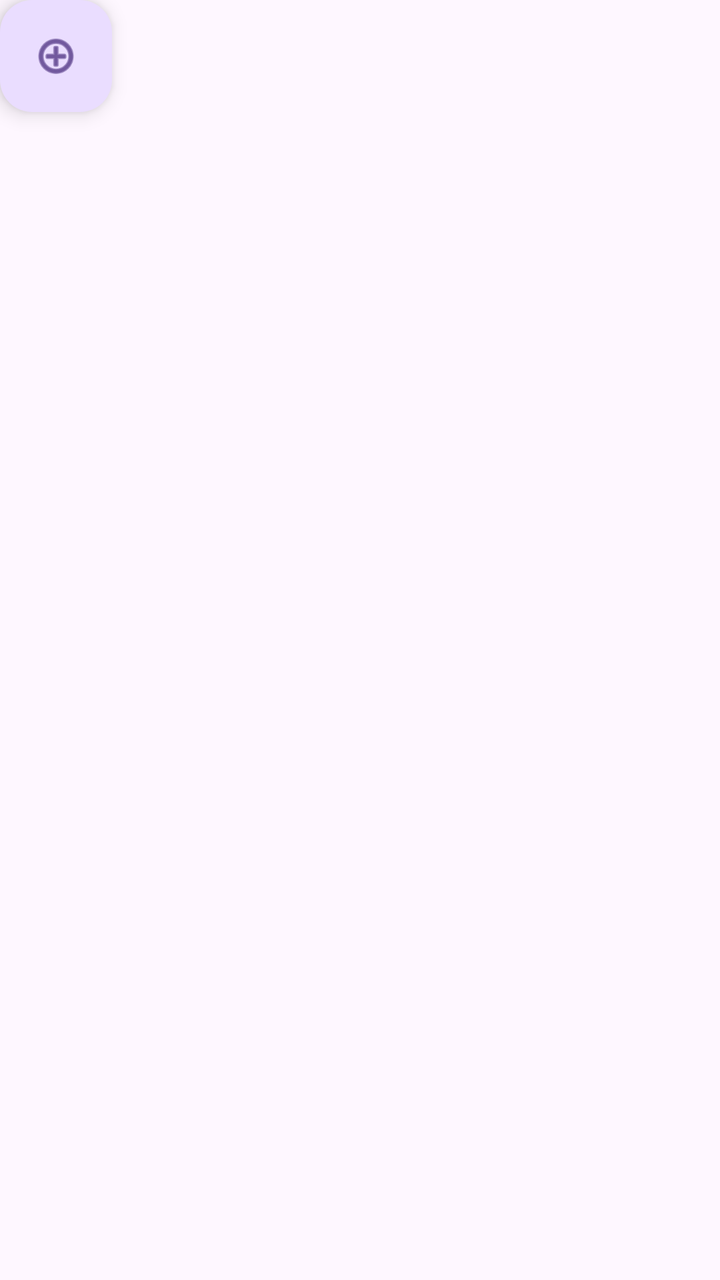
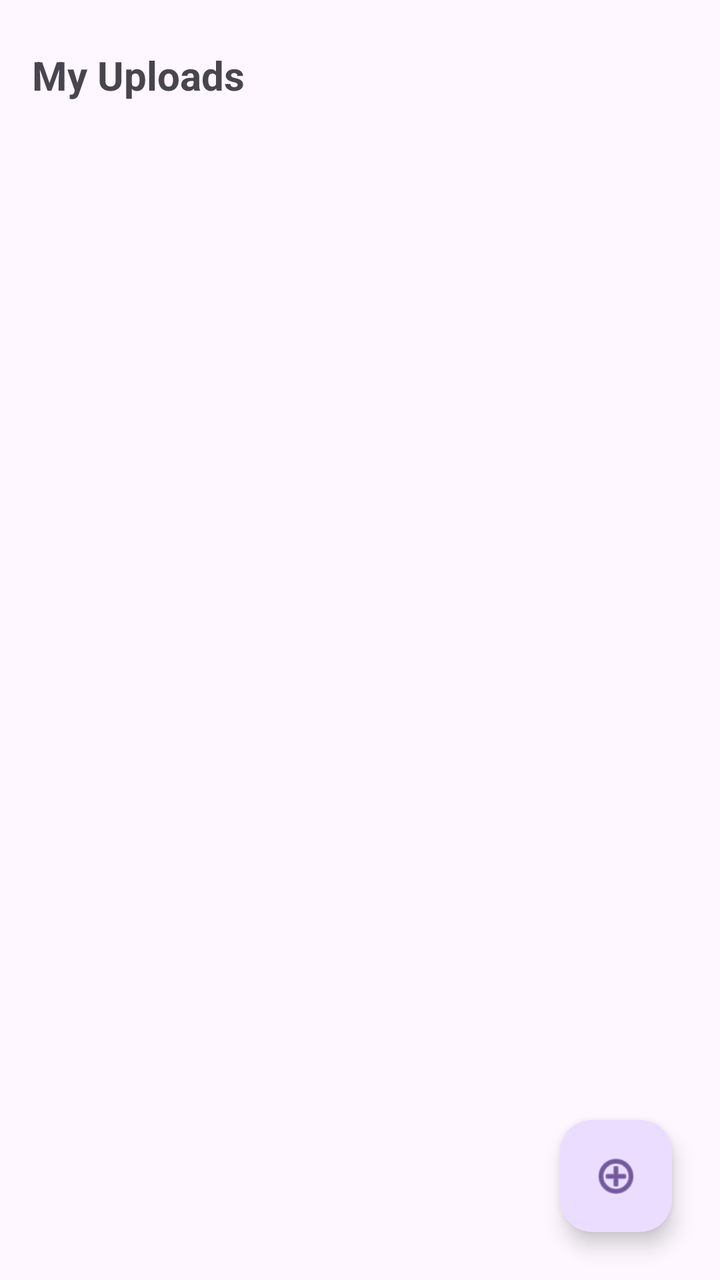

Two renders of the same Android screen: before a commit and after it. Below are the layout's source before the change and the commit's diff.
<!-- AndroidManifest.xml: application theme Theme.ReceiptFlow -->
<!-- res/layout/activity_customer_action_screen.xml -->
<?xml version="1.0" encoding="utf-8"?>
<androidx.constraintlayout.widget.ConstraintLayout xmlns:android="http://schemas.android.com/apk/res/android"
    xmlns:app="http://schemas.android.com/apk/res-auto"
    xmlns:tools="http://schemas.android.com/tools"
    android:id="@+id/main"
    android:layout_width="match_parent"
    android:layout_height="match_parent"
    tools:context=".CustomerActionScreen">

    <com.google.android.material.floatingactionbutton.FloatingActionButton
        android:id="@+id/floatingActionButton"
        android:layout_width="wrap_content"
        android:layout_height="wrap_content"
        android:clickable="true"
        app:srcCompat="@android:drawable/ic_menu_add"
        tools:layout_editor_absoluteX="307dp"
        tools:layout_editor_absoluteY="643dp" />
</androidx.constraintlayout.widget.ConstraintLayout>
<!-- resources referenced by this layout -->
<resources>
  <style name="Theme.ReceiptFlow" parent="Base.Theme.ReceiptFlow" />
  <style name="Base.Theme.ReceiptFlow" parent="Theme.Material3.DayNight.NoActionBar">
          
          
      </style>
</resources>

<!-- the commit's change to res/layout/activity_customer_action_screen.xml (unified diff, before → after) -->
@@ -7,12 +7,95 @@
     android:layout_height="match_parent"
     tools:context=".CustomerActionScreen">
 
-    <com.google.android.material.floatingactionbutton.FloatingActionButton
-        android:id="@+id/floatingActionButton"
+    <com.google.android.material.textview.MaterialTextView
+        android:id="@+id/titleMyReceipts"
         android:layout_width="wrap_content"
         android:layout_height="wrap_content"
+        android:layout_marginStart="16dp"
+        android:layout_marginTop="24dp"
+        android:text="My Uploads"
+        android:textSize="20sp"
+        android:textStyle="bold"
+        app:layout_constraintStart_toStartOf="parent"
+        app:layout_constraintTop_toTopOf="parent" />
+
+    <androidx.recyclerview.widget.RecyclerView
+        android:id="@+id/recyclerViewMyReceipts"
+        android:layout_width="0dp"
+        android:layout_height="0dp"
+        android:layout_marginTop="16dp"
+        app:layoutManager="androidx.recyclerview.widget.LinearLayoutManager"
+        app:layout_constraintBottom_toBottomOf="parent"
+        app:layout_constraintEnd_toEndOf="parent"
+        app:layout_constraintStart_toStartOf="parent"
+        app:layout_constraintTop_toBottomOf="@id/titleMyReceipts"
+        tools:listitem="@layout/item_receipt" />
+
+    <com.google.android.material.floatingactionbutton.FloatingActionButton
+        android:id="@+id/fabAddReceipt"
+        android:layout_width="wrap_content"
+        android:layout_height="wrap_content"
+        android:layout_margin="24dp"
         android:clickable="true"
-        app:srcCompat="@android:drawable/ic_menu_add"
-        tools:layout_editor_absoluteX="307dp"
-        tools:layout_editor_absoluteY="643dp" />
+        android:focusable="true"
+        app:layout_constraintBottom_toBottomOf="parent"
+        app:layout_constraintEnd_toEndOf="parent"
+        app:srcCompat="@android:drawable/ic_menu_add" />
+
+    <ProgressBar
+        android:id="@+id/progressBar"
+        android:layout_width="wrap_content"
+        android:layout_height="wrap_content"
+        android:visibility="gone"
+        app:layout_constraintBottom_toBottomOf="parent"
+        app:layout_constraintEnd_toEndOf="parent"
+        app:layout_constraintStart_toStartOf="parent"
+        app:layout_constraintTop_toTopOf="parent" />
+
 </androidx.constraintlayout.widget.ConstraintLayout>
+<!-- res/layout/item_receipt.xml (included above) -->
+<?xml version="1.0" encoding="utf-8"?>
+<com.google.android.material.card.MaterialCardView xmlns:android="http://schemas.android.com/apk/res/android"
+    xmlns:app="http://schemas.android.com/apk/res-auto"
+    android:layout_width="match_parent"
+    android:layout_height="wrap_content"
+    android:layout_marginHorizontal="16dp"
+    android:layout_marginVertical="8dp"
+    app:cardCornerRadius="8dp"
+    app:cardElevation="2dp">
+
+    <LinearLayout
+        android:layout_width="match_parent"
+        android:layout_height="wrap_content"
+        android:orientation="vertical"
+        android:padding="16dp">
+
+        <com.google.android.material.textview.MaterialTextView
+            android:id="@+id/textViewReceiptDate"
+            android:layout_width="wrap_content"
+            android:layout_height="wrap_content"
+            android:text="Date: 2024-05-12"
+            android:textSize="12sp"
+            android:textColor="@color/hintColor" />
+
+        <com.google.android.material.textview.MaterialTextView
+            android:id="@+id/textViewReceiptComment"
+            android:layout_width="match_parent"
+            android:layout_height="wrap_content"
+            android:layout_marginTop="8dp"
+            android:text="Customer comment goes here..."
+            android:textSize="16sp"
+            android:textStyle="bold" />
+
+        <com.google.android.material.textview.MaterialTextView
+            android:id="@+id/textViewReceiptStatus"
+            android:layout_width="wrap_content"
+            android:layout_height="wrap_content"
+            android:layout_marginTop="8dp"
+            android:text="Status: Pending"
+            android:textSize="14sp"
+            android:textColor="@color/black" />
+
+    </LinearLayout>
+
+</com.google.android.material.card.MaterialCardView>
<!-- resource entries referenced after the edit -->
@@ -1,5 +1,7 @@
 <!-- resources referenced by this layout -->
 <resources>
+  <color name="black">#FF000000</color>
+  <color name="hintColor">#546E7A</color>
   <style name="Theme.ReceiptFlow" parent="Base.Theme.ReceiptFlow" />
   <style name="Base.Theme.ReceiptFlow" parent="Theme.Material3.DayNight.NoActionBar">
           
